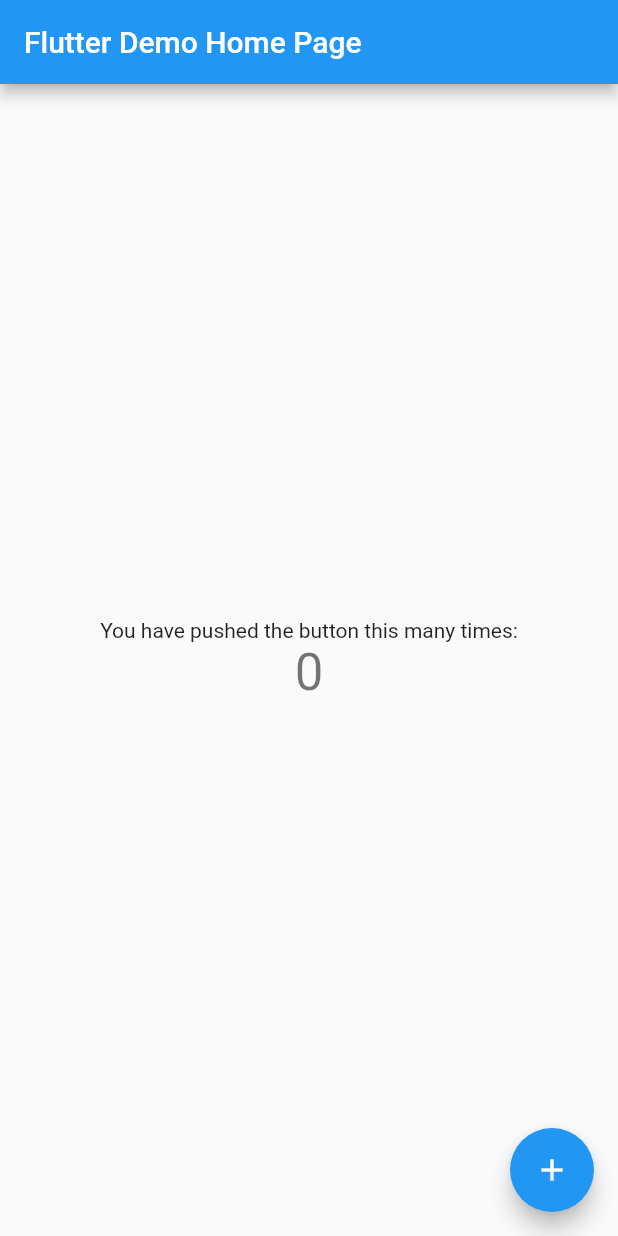
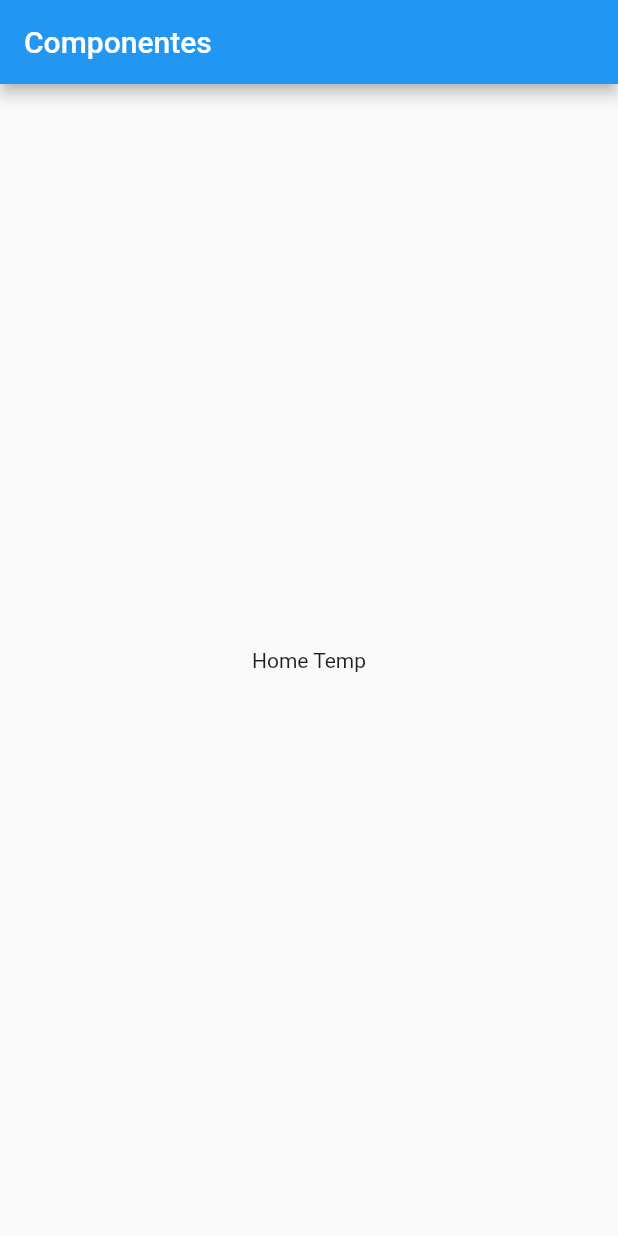
Before and after one commit to Jhonsebas77/udemy-flutter-components, a Flutter app: the screen it shows after launch, on a phone screen of 412 x 824 dp. Run offline on Flutter 3.47's test engine with Material 2 defaults, Android fonts, the phone set to English and light mode, and no system bars.

Commit message:
Create temp home page

```diff
--- a/lib/main.dart
+++ b/lib/main.dart
@@ -1,117 +1,20 @@
 import 'package:flutter/material.dart';
+import 'package:flutter_components_udemy/src/page/home_temp.dart';
 
-void main() {
-  runApp(MyApp());
-}
+void main() => runApp(MyApp());
 
 class MyApp extends StatelessWidget {
-  // This widget is the root of your application.
   @override
   Widget build(BuildContext context) {
     return MaterialApp(
-      title: 'Flutter Demo',
-      theme: ThemeData(
-        // This is the theme of your application.
-        //
-        // Try running your application with "flutter run". You'll see the
-        // application has a blue toolbar. Then, without quitting the app, try
-        // changing the primarySwatch below to Colors.green and then invoke
-        // "hot reload" (press "r" in the console where you ran "flutter run",
-        // or simply save your changes to "hot reload" in a Flutter IDE).
-        // Notice that the counter didn't reset back to zero; the application
-        // is not restarted.
-        primarySwatch: Colors.blue,
-        // This makes the visual density adapt to the platform that you run
-        // the app on. For desktop platforms, the controls will be smaller and
-        // closer together (more dense) than on mobile platforms.
-        visualDensity: VisualDensity.adaptivePlatformDensity,
+      title: 'Component App',
+      debugShowCheckedModeBanner: false,
+      home: Scaffold(
+        appBar: AppBar(
+          title: Text('Componentes'),
+        ),
+        body: HomePageTemp(),
       ),
-      home: MyHomePage(title: 'Flutter Demo Home Page'),
     );
   }
 }
-
-class MyHomePage extends StatefulWidget {
-  MyHomePage({Key key, this.title}) : super(key: key);
-
-  // This widget is the home page of your application. It is stateful, meaning
-  // that it has a State object (defined below) that contains fields that affect
-  // how it looks.
-
-  // This class is the configuration for the state. It holds the values (in this
-  // case the title) provided by the parent (in this case the App widget) and
-  // used by the build method of the State. Fields in a Widget subclass are
-  // always marked "final".
-
-  final String title;
-
-  @override
-  _MyHomePageState createState() => _MyHomePageState();
-}
-
-class _MyHomePageState extends State<MyHomePage> {
-  int _counter = 0;
-
-  void _incrementCounter() {
-    setState(() {
-      // This call to setState tells the Flutter framework that something has
-      // changed in this State, which causes it to rerun the build method below
-      // so that the display can reflect the updated values. If we changed
-      // _counter without calling setState(), then the build method would not be
-      // called again, and so nothing would appear to happen.
-      _counter++;
-    });
-  }
-
-  @override
-  Widget build(BuildContext context) {
-    // This method is rerun every time setState is called, for instance as done
-    // by the _incrementCounter method above.
-    //
-    // The Flutter framework has been optimized to make rerunning build methods
-    // fast, so that you can just rebuild anything that needs updating rather
-    // than having to individually change instances of widgets.
-    return Scaffold(
-      appBar: AppBar(
-        // Here we take the value from the MyHomePage object that was created by
-        // the App.build method, and use it to set our appbar title.
-        title: Text(widget.title),
-      ),
-      body: Center(
-        // Center is a layout widget. It takes a single child and positions it
-        // in the middle of the parent.
-        child: Column(
-          // Column is also a layout widget. It takes a list of children and
-          // arranges them vertically. By default, it sizes itself to fit its
-          // children horizontally, and tries to be as tall as its parent.
-          //
-          // Invoke "debug painting" (press "p" in the console, choose the
-          // "Toggle Debug Paint" action from the Flutter Inspector in Android
-          // Studio, or the "Toggle Debug Paint" command in Visual Studio Code)
-          // to see the wireframe for each widget.
-          //
-          // Column has various properties to control how it sizes itself and
-          // how it positions its children. Here we use mainAxisAlignment to
-          // center the children vertically; the main axis here is the vertical
-          // axis because Columns are vertical (the cross axis would be
-          // horizontal).
-          mainAxisAlignment: MainAxisAlignment.center,
-          children: <Widget>[
-            Text(
-              'You have pushed the button this many times:',
-            ),
-            Text(
-              '$_counter',
-              style: Theme.of(context).textTheme.headline4,
-            ),
-          ],
-        ),
-      ),
-      floatingActionButton: FloatingActionButton(
-        onPressed: _incrementCounter,
-        tooltip: 'Increment',
-        child: Icon(Icons.add),
-      ), // This trailing comma makes auto-formatting nicer for build methods.
-    );
-  }
-}
--- /dev/null
+++ b/lib/src/page/home_temp.dart
@@ -0,0 +1,14 @@
+import 'package:flutter/material.dart';
+
+class HomePageTemp extends StatelessWidget {
+  const HomePageTemp({Key key}) : super(key: key);
+
+  @override
+  Widget build(BuildContext context) {
+    return Center(
+      child: Container(
+        child: Text('Home Temp'),
+      ),
+    );
+  }
+}
```
